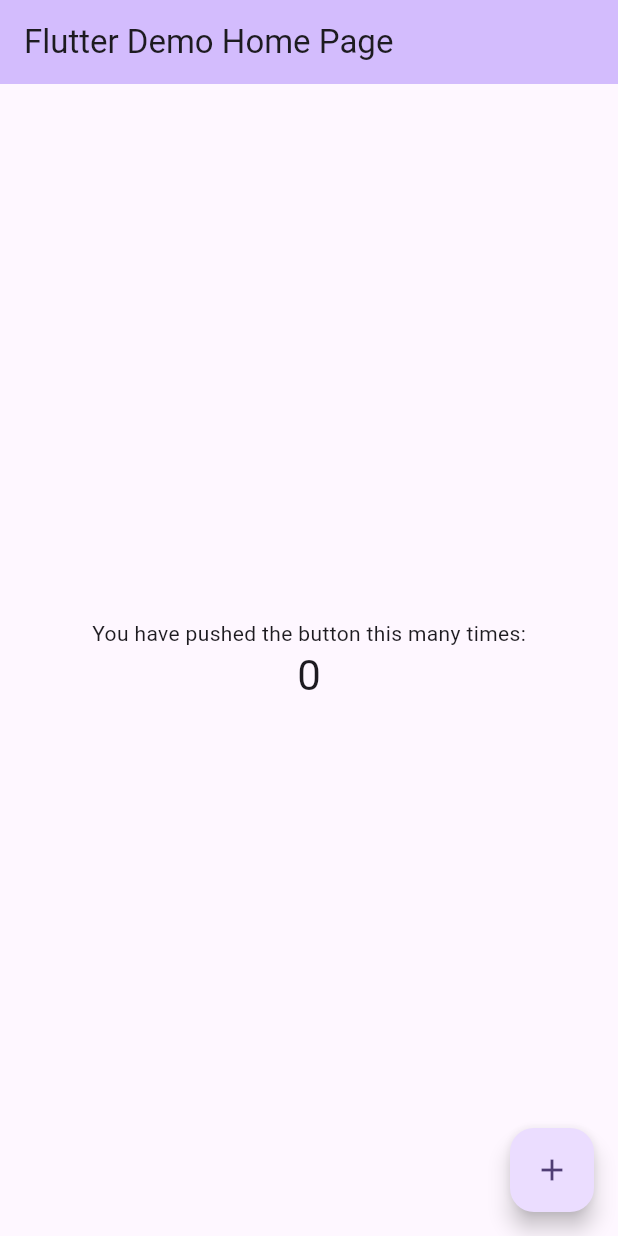
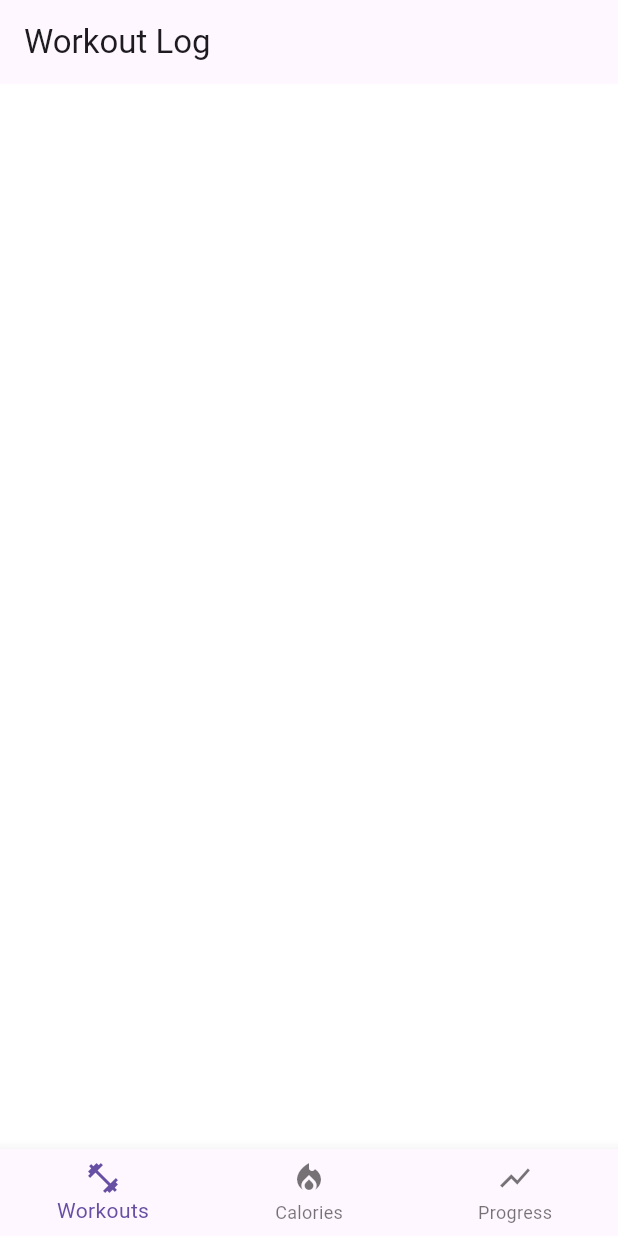
Before and after one commit to vk1hub/Fitness-Tracker, a Flutter app: the screen it shows after launch, on a phone screen of 412 x 824 dp. Run offline on Flutter 3.47's test engine with Material 3 defaults, Android fonts, the light colour scheme and no system bars.

Commit message:
Created homescreen for dealing with navigation between pages. Created blank workout, calorie, and chart screen.

```diff
--- /dev/null
+++ b/lib/calorie_screen.dart
@@ -0,0 +1,17 @@
+import 'package:flutter/material.dart';
+
+class CalorieScreen extends StatefulWidget {
+  @override
+  CalorieScreenState createState() => CalorieScreenState();
+}
+
+class CalorieScreenState extends State<CalorieScreen> {
+  @override
+  Widget build(BuildContext context) {
+    return Scaffold(
+      appBar: AppBar(
+        title: Text('Calorie Tracker'),
+      ),
+    );
+  }
+}
--- /dev/null
+++ b/lib/chart_screen.dart
@@ -0,0 +1,17 @@
+import 'package:flutter/material.dart';
+
+class ChartScreen extends StatefulWidget {
+  @override
+  ChartScreenState createState() => ChartScreenState();
+}
+
+class ChartScreenState extends State<ChartScreen> {
+  @override
+  Widget build(BuildContext context) {
+    return Scaffold(
+      appBar: AppBar(
+        title: Text('Progress Chart'),
+      ),
+    );
+  }
+}
--- /dev/null
+++ b/lib/home_screen.dart
@@ -0,0 +1,55 @@
+import 'package:flutter/material.dart';
+import 'calorie_screen.dart';
+import 'chart_screen.dart';
+import 'workout_screen.dart';
+
+
+class MyHomePage extends StatefulWidget {
+  @override
+  MyHomePageState createState() => MyHomePageState();
+}
+
+class MyHomePageState extends State<MyHomePage> {
+
+  // keeping track current page index
+  int currentPage = 0;
+
+  // list of screens
+  final List<Widget> screens = [
+    WorkoutScreen(),
+    CalorieScreen(),
+    ChartScreen(),
+  ];
+
+  @override
+  Widget build(BuildContext context) {
+    return Scaffold(
+      body: screens[currentPage],
+
+      // Bottom navigation bar for switching between screens
+      bottomNavigationBar: BottomNavigationBar(
+        currentIndex: currentPage,
+        onTap: (index) {
+          setState(() {
+            currentPage = index;
+          });
+        },
+        // Bottom navigation tabs
+        items: const[
+          BottomNavigationBarItem(
+            icon: Icon(Icons.fitness_center),
+            label: 'Workouts',
+          ),
+          BottomNavigationBarItem(
+            icon: Icon(Icons.local_fire_department),
+            label: 'Calories',
+          ),
+          BottomNavigationBarItem(
+            icon: Icon(Icons.show_chart),
+            label: 'Progress',
+          ),
+        ],
+      ),
+    );
+  }
+}
--- a/lib/main.dart
+++ b/lib/main.dart
@@ -1,122 +1,24 @@
 import 'package:flutter/material.dart';
+import 'home_screen.dart';
+
 
 void main() {
-  runApp(const MyApp());
+  runApp(FitnessTrackerApp());
 }
 
-class MyApp extends StatelessWidget {
-  const MyApp({super.key});
+class FitnessTrackerApp extends StatelessWidget {
 
-  // This widget is the root of your application.
   @override
   Widget build(BuildContext context) {
     return MaterialApp(
-      title: 'Flutter Demo',
+      title: 'Fitness Tracker',
+      // THEME COLORS
       theme: ThemeData(
-        // This is the theme of your application.
-        //
-        // TRY THIS: Try running your application with "flutter run". You'll see
-        // the application has a purple toolbar. Then, without quitting the app,
-        // try changing the seedColor in the colorScheme below to Colors.green
-        // and then invoke "hot reload" (save your changes or press the "hot
-        // reload" button in a Flutter-supported IDE, or press "r" if you used
-        // the command line to start the app).
-        //
-        // Notice that the counter didn't reset back to zero; the application
-        // state is not lost during the reload. To reset the state, use hot
-        // restart instead.
-        //
-        // This works for code too, not just values: Most code changes can be
-        // tested with just a hot reload.
-        colorScheme: ColorScheme.fromSeed(seedColor: Colors.deepPurple),
+        primarySwatch: Colors.blue,
+        scaffoldBackgroundColor: Colors.white
       ),
-      home: const MyHomePage(title: 'Flutter Demo Home Page'),
+      home: MyHomePage(),
+      debugShowCheckedModeBanner: false,
     );
   }
 }
-
-class MyHomePage extends StatefulWidget {
-  const MyHomePage({super.key, required this.title});
-
-  // This widget is the home page of your application. It is stateful, meaning
-  // that it has a State object (defined below) that contains fields that affect
-  // how it looks.
-
-  // This class is the configuration for the state. It holds the values (in this
-  // case the title) provided by the parent (in this case the App widget) and
-  // used by the build method of the State. Fields in a Widget subclass are
-  // always marked "final".
-
-  final String title;
-
-  @override
-  State<MyHomePage> createState() => _MyHomePageState();
-}
-
-class _MyHomePageState extends State<MyHomePage> {
-  int _counter = 0;
-
-  void _incrementCounter() {
-    setState(() {
-      // This call to setState tells the Flutter framework that something has
-      // changed in this State, which causes it to rerun the build method below
-      // so that the display can reflect the updated values. If we changed
-      // _counter without calling setState(), then the build method would not be
-      // called again, and so nothing would appear to happen.
-      _counter++;
-    });
-  }
-
-  @override
-  Widget build(BuildContext context) {
-    // This method is rerun every time setState is called, for instance as done
-    // by the _incrementCounter method above.
-    //
-    // The Flutter framework has been optimized to make rerunning build methods
-    // fast, so that you can just rebuild anything that needs updating rather
-    // than having to individually change instances of widgets.
-    return Scaffold(
-      appBar: AppBar(
-        // TRY THIS: Try changing the color here to a specific color (to
-        // Colors.amber, perhaps?) and trigger a hot reload to see the AppBar
-        // change color while the other colors stay the same.
-        backgroundColor: Theme.of(context).colorScheme.inversePrimary,
-        // Here we take the value from the MyHomePage object that was created by
-        // the App.build method, and use it to set our appbar title.
-        title: Text(widget.title),
-      ),
-      body: Center(
-        // Center is a layout widget. It takes a single child and positions it
-        // in the middle of the parent.
-        child: Column(
-          // Column is also a layout widget. It takes a list of children and
-          // arranges them vertically. By default, it sizes itself to fit its
-          // children horizontally, and tries to be as tall as its parent.
-          //
-          // Column has various properties to control how it sizes itself and
-          // how it positions its children. Here we use mainAxisAlignment to
-          // center the children vertically; the main axis here is the vertical
-          // axis because Columns are vertical (the cross axis would be
-          // horizontal).
-          //
-          // TRY THIS: Invoke "debug painting" (choose the "Toggle Debug Paint"
-          // action in the IDE, or press "p" in the console), to see the
-          // wireframe for each widget.
-          mainAxisAlignment: MainAxisAlignment.center,
-          children: <Widget>[
-            const Text('You have pushed the button this many times:'),
-            Text(
-              '$_counter',
-              style: Theme.of(context).textTheme.headlineMedium,
-            ),
-          ],
-        ),
-      ),
-      floatingActionButton: FloatingActionButton(
-        onPressed: _incrementCounter,
-        tooltip: 'Increment',
-        child: const Icon(Icons.add),
-      ), // This trailing comma makes auto-formatting nicer for build methods.
-    );
-  }
-}
--- /dev/null
+++ b/lib/workout_screen.dart
@@ -0,0 +1,17 @@
+import 'package:flutter/material.dart';
+
+class WorkoutScreen extends StatefulWidget {
+  @override
+  WorkoutScreenState createState() => WorkoutScreenState();
+}
+
+class WorkoutScreenState extends State<WorkoutScreen> {
+  @override
+  Widget build(BuildContext context) {
+    return Scaffold(
+      appBar: AppBar(
+        title: Text('Workout Log'),
+      ),
+    );
+  }
+}
```
